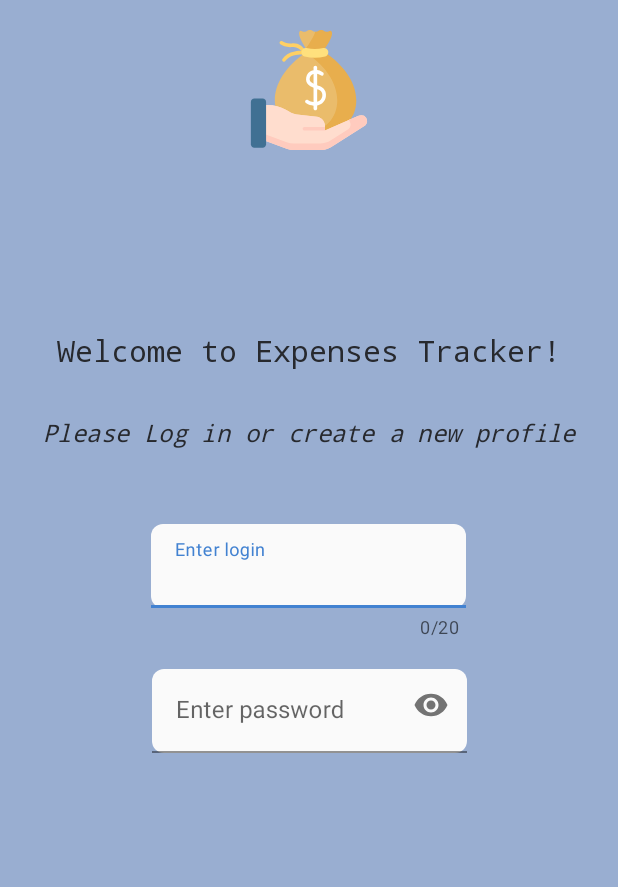
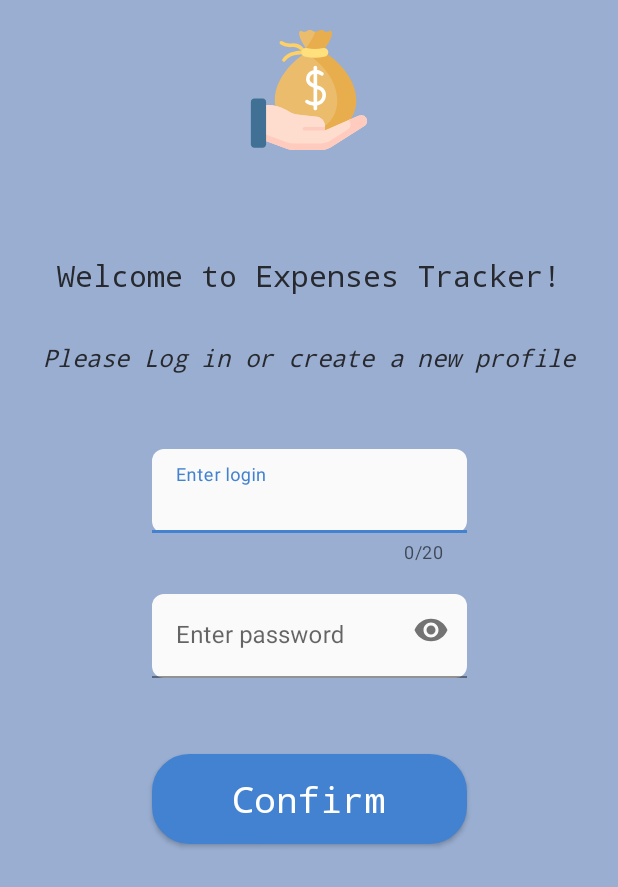
Before and after one commit to mrtsv9/Expenses-Tracker, an Android app: the layout fragment_login.xml on its own in the app's theme, with its tools: preview values and no code run, on a phone screen of 412 x 824 dp. Shown: the top 887 px of the screen. Run offline under Robolectric (Android 15) with nearby library versions, the phone set to English and light mode, and no system bars.

Commit message:
creating fragments and layouts.v2

```diff
--- /dev/null
+++ b/app/src/main/res/drawable-v24/button_confirm.xml
@@ -0,0 +1,10 @@
+<?xml version="1.0" encoding="utf-8"?>
+<shape xmlns:android="http://schemas.android.com/apk/res/android"
+    android:shape="rectangle">
+
+    <solid android:color="@color/ic_launcher_background" />
+    <corners android:radius="24dp" />
+    <stroke
+        android:width="2dp"
+        android:color="#3E7ECC" />
+</shape>
--- a/app/src/main/res/layout/fragment_login.xml
+++ b/app/src/main/res/layout/fragment_login.xml
@@ -1,5 +1,6 @@
 <?xml version="1.0" encoding="utf-8"?>
-<androidx.constraintlayout.widget.ConstraintLayout xmlns:android="http://schemas.android.com/apk/res/android"
+<androidx.constraintlayout.widget.ConstraintLayout
+    xmlns:android="http://schemas.android.com/apk/res/android"
     android:layout_width="match_parent"
     android:layout_height="match_parent"
     xmlns:app="http://schemas.android.com/apk/res-auto"
@@ -23,7 +24,7 @@
         app:layout_constraintStart_toStartOf="parent"
         app:layout_constraintEnd_toEndOf="parent"
         app:layout_constraintTop_toBottomOf="@id/ivSalary"
-        android:layout_marginTop="120dp"
+        android:layout_marginTop="70dp"
         android:gravity="center"
         android:text="@string/welcome"/>
 
@@ -43,7 +44,7 @@
 
     <com.google.android.material.textfield.TextInputLayout
         android:id="@+id/loginLayout"
-        android:layout_width="0dp"
+        android:layout_width="wrap_content"
         android:layout_height="wrap_content"
         app:counterEnabled="true"
         app:counterMaxLength="20"
@@ -90,4 +91,16 @@
 
     </com.google.android.material.textfield.TextInputLayout>
 
+    <Button
+        android:id="@+id/buttonConfirm"
+        android:layout_height="60dp"
+        android:layout_width="0dp"
+        style="@style/ButtonTextView"
+        android:text="@string/confirm"
+        app:layout_constraintStart_toStartOf="@id/passwordLayout"
+        app:layout_constraintEnd_toEndOf="@id/passwordLayout"
+        app:layout_constraintTop_toBottomOf="@id/passwordLayout"
+        android:layout_marginTop="30dp"/>
+
+
 </androidx.constraintlayout.widget.ConstraintLayout>
--- a/app/src/main/res/values/strings.xml
+++ b/app/src/main/res/values/strings.xml
@@ -9,4 +9,5 @@
     <string name="Please_log_in">Please Log in or create a new profile</string>
     <string name="enter_login">Enter login</string>
     <string name="enter_password">Enter password</string>
+    <string name="confirm">Confirm</string>
 </resources>
--- a/app/src/main/res/values/themes.xml
+++ b/app/src/main/res/values/themes.xml
@@ -34,4 +34,12 @@
         <item name="android:textStyle">italic</item>
     </style>
 
+    <style name="ButtonTextView" parent="Widget.AppCompat.TextView">
+        <item name="android:background">@drawable/button_confirm</item>
+        <item name="android:gravity">center</item>
+        <item name="android:textColor">#FFFFFF</item>
+        <item name="android:textSize">24sp</item>
+        <item name="fontFamily">monospace</item>
+    </style>
+
 </resources>
```
Also changed, not shown: app/src/main/java/com/example/expensestracker/MainActivity.kt (+16 -0 lines), app/src/main/java/com/example/expensestracker/login/LoginFragment.kt (+19 -6 lines), app/src/main/java/com/example/expensestracker/main/MainFragment.kt (added, +33 -0 lines).
